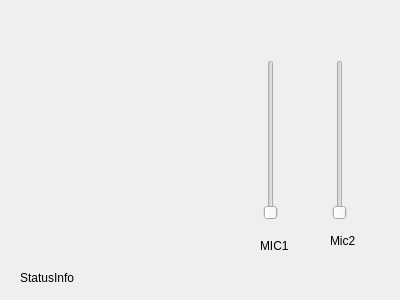
Above: dialog.ui from cobra203/KR2019 before the change. Below: the same form after it.
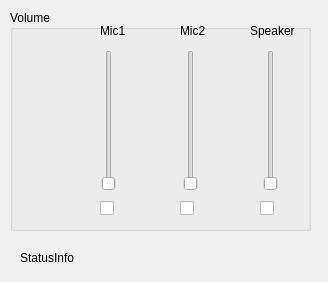
That is the form after the change.

Commit message: vocal to ui : ok

The edit to the form file:
```diff
--- a/dialog.ui
+++ b/dialog.ui
@@ -2,94 +2,193 @@
 <ui version="4.0">
  <class>Dialog</class>
  <widget class="QDialog" name="Dialog">
+  <property name="enabled">
+   <bool>true</bool>
+  </property>
   <property name="geometry">
    <rect>
     <x>0</x>
     <y>0</y>
-    <width>400</width>
-    <height>300</height>
+    <width>328</width>
+    <height>282</height>
    </rect>
   </property>
   <property name="windowTitle">
    <string>Dialog</string>
   </property>
-  <widget class="QSlider" name="verticalSlider_mic2">
+  <widget class="QLabel" name="label_status">
    <property name="geometry">
     <rect>
-     <x>330</x>
-     <y>60</y>
-     <width>19</width>
-     <height>160</height>
+     <x>20</x>
+     <y>250</y>
+     <width>141</width>
+     <height>16</height>
     </rect>
    </property>
-   <property name="orientation">
-    <enum>Qt::Vertical</enum>
+   <property name="text">
+    <string>StatusInfo</string>
    </property>
   </widget>
+  <widget class="QGroupBox" name="groupBox">
+   <property name="geometry">
+    <rect>
+     <x>10</x>
+     <y>10</y>
+     <width>301</width>
+     <height>221</height>
+    </rect>
+   </property>
+   <property name="title">
+    <string>Volume</string>
+   </property>
   <widget class="QSlider" name="verticalSlider_mic1">
    <property name="geometry">
     <rect>
-     <x>260</x>
-     <y>60</y>
+      <x>88</x>
+      <y>40</y>
      <width>21</width>
-     <height>160</height>
+      <height>141</height>
     </rect>
    </property>
    <property name="orientation">
     <enum>Qt::Vertical</enum>
    </property>
   </widget>
-  <widget class="QLabel" name="label_mic1">
+   <widget class="QSlider" name="verticalSlider_mic2">
    <property name="geometry">
     <rect>
-     <x>330</x>
-     <y>230</y>
-     <width>51</width>
-     <height>21</height>
-    </rect>
-   </property>
-   <property name="text">
-    <string>Mic2</string>
-   </property>
-   <property name="scaledContents">
+      <x>170</x>
+      <y>40</y>
+      <width>21</width>
+      <height>141</height>
+     </rect>
+    </property>
+    <property name="autoFillBackground">
     <bool>false</bool>
    </property>
-   <property name="wordWrap">
-    <bool>false</bool>
-   </property>
-   <property name="margin">
-    <number>0</number>
+    <property name="orientation">
+     <enum>Qt::Vertical</enum>
    </property>
   </widget>
   <widget class="QLabel" name="label_mic2">
    <property name="geometry">
     <rect>
-     <x>260</x>
-     <y>240</y>
-     <width>54</width>
-     <height>12</height>
+      <x>90</x>
+      <y>10</y>
+      <width>51</width>
+      <height>21</height>
     </rect>
    </property>
    <property name="layoutDirection">
     <enum>Qt::LeftToRight</enum>
    </property>
    <property name="text">
-    <string>MIC1</string>
-   </property>
-  </widget>
-  <widget class="QLabel" name="label">
+     <string>Mic1</string>
+    </property>
+   </widget>
+   <widget class="QLabel" name="label_mic1">
    <property name="geometry">
     <rect>
-     <x>20</x>
-     <y>270</y>
-     <width>151</width>
+      <x>170</x>
+      <y>10</y>
+      <width>51</width>
+      <height>21</height>
+     </rect>
+    </property>
+    <property name="text">
+     <string>Mic2</string>
+    </property>
+    <property name="scaledContents">
+     <bool>false</bool>
+    </property>
+    <property name="wordWrap">
+     <bool>false</bool>
+    </property>
+    <property name="margin">
+     <number>0</number>
+    </property>
+   </widget>
+   <widget class="QSlider" name="verticalSlider_speaker">
+    <property name="geometry">
+     <rect>
+      <x>250</x>
+      <y>40</y>
+      <width>21</width>
+      <height>141</height>
+     </rect>
+    </property>
+    <property name="autoFillBackground">
+     <bool>false</bool>
+    </property>
+    <property name="orientation">
+     <enum>Qt::Vertical</enum>
+    </property>
+   </widget>
+   <widget class="QLabel" name="label_speaker">
+    <property name="geometry">
+     <rect>
+      <x>240</x>
+      <y>10</y>
+      <width>51</width>
+      <height>21</height>
+     </rect>
+    </property>
+    <property name="text">
+     <string>Speaker</string>
+    </property>
+    <property name="scaledContents">
+     <bool>false</bool>
+    </property>
+    <property name="wordWrap">
+     <bool>false</bool>
+    </property>
+    <property name="margin">
+     <number>0</number>
+    </property>
+   </widget>
+   <widget class="QCheckBox" name="checkBox_mic1">
+    <property name="geometry">
+     <rect>
+      <x>90</x>
+      <y>190</y>
+      <width>71</width>
      <height>16</height>
     </rect>
    </property>
    <property name="text">
-    <string>StatusInfo</string>
-   </property>
-  </widget>
+     <string/>
+    </property>
+   </widget>
+   <widget class="QCheckBox" name="checkBox_mic2">
+    <property name="geometry">
+     <rect>
+      <x>170</x>
+      <y>190</y>
+      <width>31</width>
+      <height>16</height>
+     </rect>
+    </property>
+    <property name="text">
+     <string/>
+    </property>
+   </widget>
+   <widget class="QCheckBox" name="checkBox_speaker">
+    <property name="geometry">
+     <rect>
+      <x>250</x>
+      <y>190</y>
+      <width>31</width>
+      <height>16</height>
+     </rect>
+    </property>
+    <property name="text">
+     <string/>
+    </property>
+   </widget>
+  </widget>
+  <zorder>label_status</zorder>
+  <zorder>groupBox</zorder>
+  <zorder>radioButton_mic1</zorder>
  </widget>
  <layoutdefault spacing="6" margin="11"/>
  <resources/>
```
Lines whose indentation alone changed are shown as unchanged. The commit also changes 7 other files.
